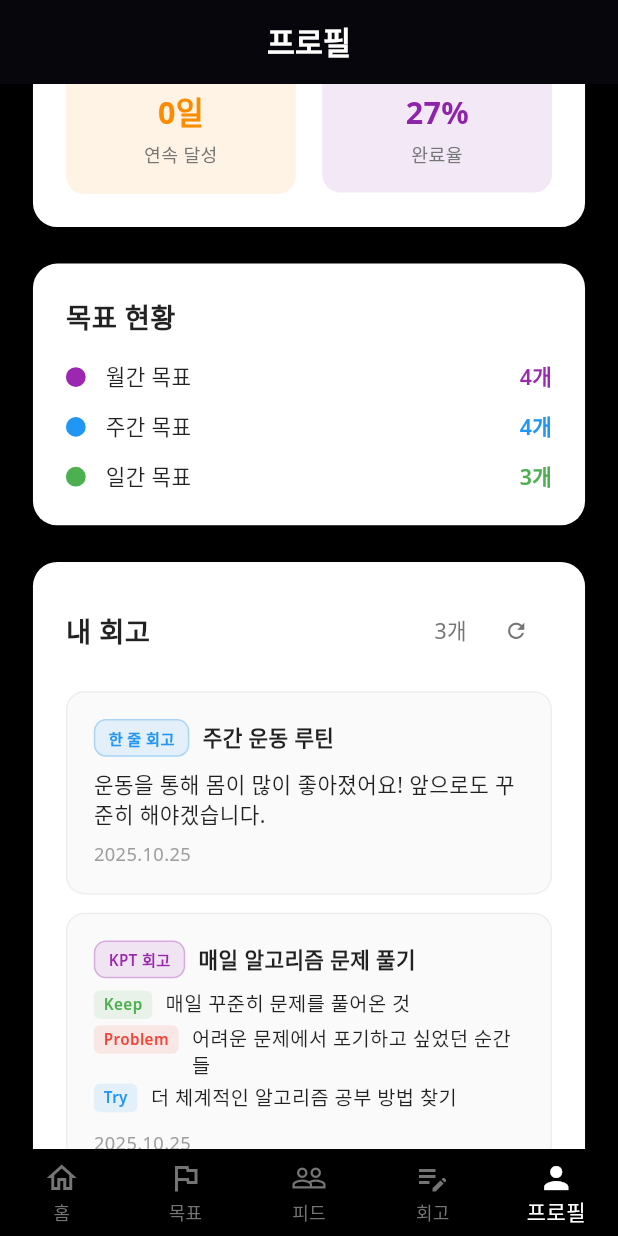
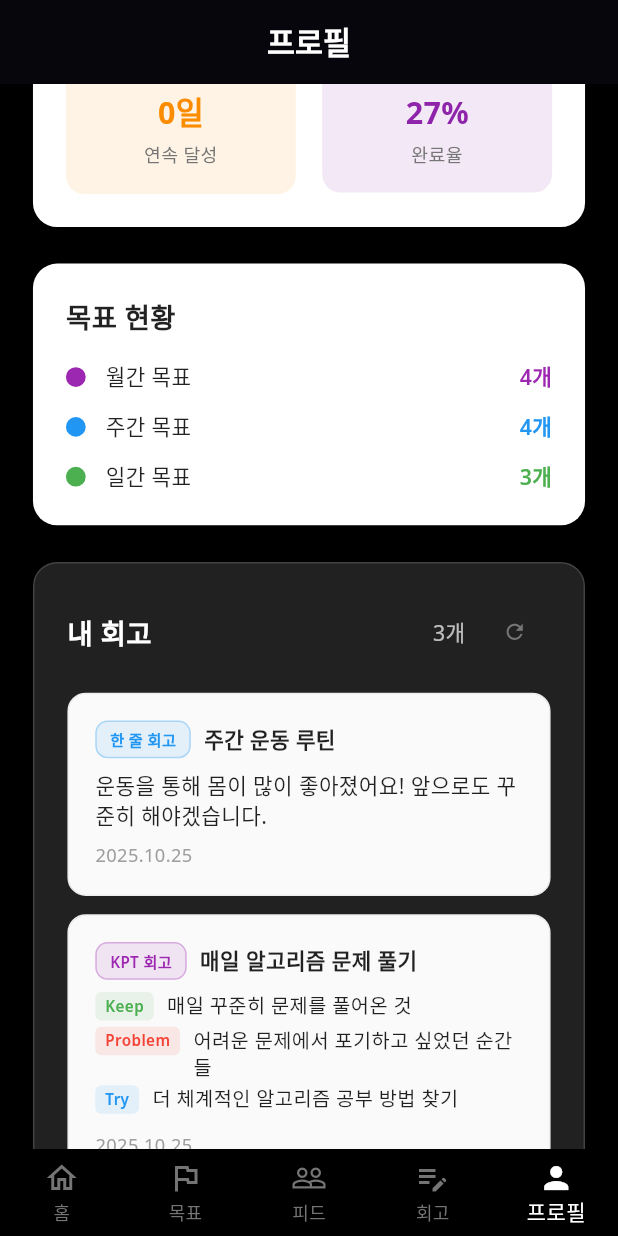
Before and after one commit to wisdom08/otf, a Flutter app: the screen it shows after launch, item 5 of the bottom bar chosen, scrolled down 576 dp, on a phone screen of 412 x 824 dp. Run offline on Flutter 3.47's test engine with Material 3 defaults, Android fonts, the phone set to English and light mode, and no system bars; our stand-ins replace confetti, flutter_screenutil, google_fonts, shared_preferences.

Commit message:
feat: 회고 관련 텍스트 가독성 개선
- ReflectionDialog: 검정색 배경에서 잘 보이도록 텍스트 색상 조정
- ReflectionPage: 로딩, 빈 상태 메시지 색상을 흰색 계열로 변경
- ProfilePage: 회고 섹션 배경을 검정색 테마에 맞게 변경
- 모든 텍스트가 검정색 배경에서 명확하게 보이도록 개선

```diff
--- a/lib/presentation/pages/profile/profile_page.dart
+++ b/lib/presentation/pages/profile/profile_page.dart
@@ -414,15 +414,9 @@ class ProfilePageState extends State<ProfilePage> {
     return Container(
       padding: EdgeInsets.all(20.w),
       decoration: BoxDecoration(
-        color: Colors.white,
+        color: Colors.grey[900],
         borderRadius: BorderRadius.circular(16.r),
-        boxShadow: [
-          BoxShadow(
-            color: Colors.black.withOpacity(0.05),
-            blurRadius: 10,
-            offset: const Offset(0, 2),
-          ),
-        ],
+        border: Border.all(color: Colors.grey[800]!, width: 1),
       ),
       child: Column(
         crossAxisAlignment: CrossAxisAlignment.start,
@@ -434,7 +428,7 @@ class ProfilePageState extends State<ProfilePage> {
                 style: GoogleFonts.notoSans(
                   fontSize: 18.sp,
                   fontWeight: FontWeight.bold,
-                  color: Colors.black87,
+                  color: Colors.white,
                 ),
               ),
               const Spacer(),
@@ -444,7 +438,7 @@ class ProfilePageState extends State<ProfilePage> {
                     '${reflections.length}개',
                     style: GoogleFonts.notoSans(
                       fontSize: 14.sp,
-                      color: Colors.grey[600],
+                      color: Colors.white70,
                     ),
                   ),
                   SizedBox(width: 8.w),
@@ -484,7 +478,7 @@ class ProfilePageState extends State<ProfilePage> {
                     '아직 작성한 회고가 없습니다',
                     style: GoogleFonts.notoSans(
                       fontSize: 14.sp,
-                      color: Colors.grey[600],
+                      color: Colors.white70,
                     ),
                   ),
                   SizedBox(height: 4.h),
@@ -492,7 +486,7 @@ class ProfilePageState extends State<ProfilePage> {
                     '목표를 완료하고 회고를 작성해보세요!',
                     style: GoogleFonts.notoSans(
                       fontSize: 12.sp,
-                      color: Colors.grey[500],
+                      color: Colors.white60,
                     ),
                   ),
                 ],
--- a/lib/presentation/pages/reflection/reflection_page.dart
+++ b/lib/presentation/pages/reflection/reflection_page.dart
@@ -84,7 +84,7 @@ class _ReflectionPageState extends State<ReflectionPage> {
             '회고를 불러오는 중...',
             style: GoogleFonts.notoSans(
               fontSize: 16.sp,
-              color: Colors.grey[600],
+              color: Colors.white70,
             ),
           ),
         ],
@@ -118,7 +118,7 @@ class _ReflectionPageState extends State<ReflectionPage> {
               style: GoogleFonts.notoSans(
                 fontSize: 20.sp,
                 fontWeight: FontWeight.w600,
-                color: Colors.grey[800],
+                color: Colors.white,
               ),
               textAlign: TextAlign.center,
             ),
@@ -127,7 +127,7 @@ class _ReflectionPageState extends State<ReflectionPage> {
               '목표를 완료하고 회고를 작성해보세요!\n회고를 통해 성장의 발자취를 남겨보세요.',
               style: GoogleFonts.notoSans(
                 fontSize: 14.sp,
-                color: Colors.grey[600],
+                color: Colors.white70,
                 height: 1.5,
               ),
               textAlign: TextAlign.center,
```
Also changed, not shown: lib/presentation/widgets/reflection_dialog.dart (+17 -4 lines).
